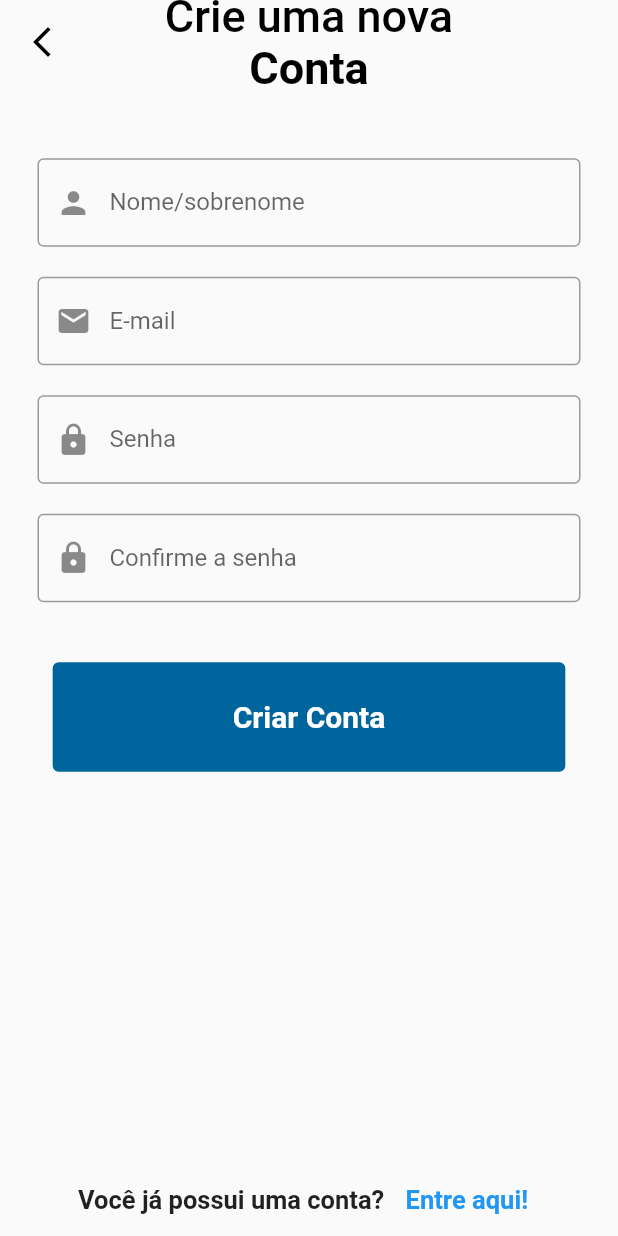
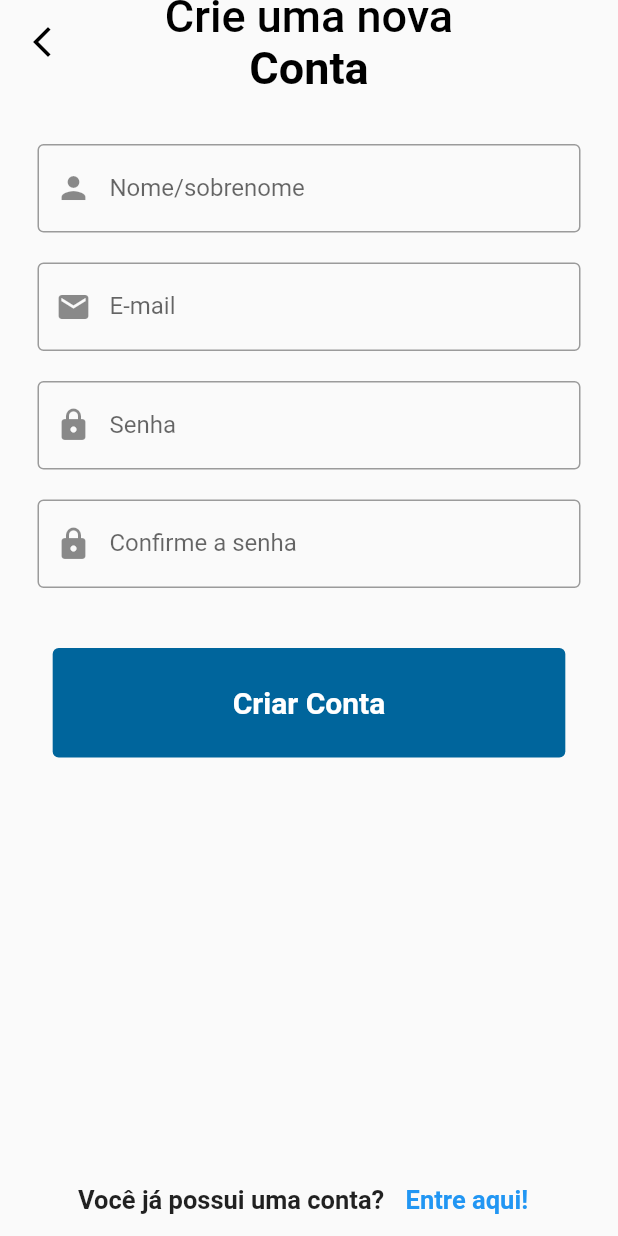
Before and after one commit to abnerbolandim/CaresApp, a Flutter app: the NeedCarePage screen opened directly, after a tap on "Criar Conta", after a tap on "Clique Aqui!", on a phone screen of 412 x 824 dp. Run offline on Flutter 3.47's test engine with Material 2 defaults, Android fonts, the phone set to English and light mode, and no system bars; our stand-ins replace cloud_firestore, firebase_auth, firebase_core, firebase_storage, fluttertoast, image_picker and 1 more; accounts and stored records are empty; network calls fail; statements that could not run were skipped.

Commit message:
Corrige scroll da caresPage e needCarePage

```diff
--- a/lib/screens/accountstypes/cares_page.dart
+++ b/lib/screens/accountstypes/cares_page.dart
@@ -223,7 +223,7 @@ class _CaresPage extends State<CaresPage> {
           ),
         ),
       ),
-      bottomSheet: Row(
+      bottomNavigationBar: Row(
         mainAxisAlignment: MainAxisAlignment.center,
         children: [
           const Text(
--- a/lib/screens/accountstypes/needcare_page.dart
+++ b/lib/screens/accountstypes/needcare_page.dart
@@ -180,7 +180,7 @@ class NeedCarePage extends StatelessWidget {
           ),
         ],
       ),
-      bottomSheet: Row(
+      bottomNavigationBar: Row(
         mainAxisAlignment: MainAxisAlignment.center,
         children: [
           const Text(
```
